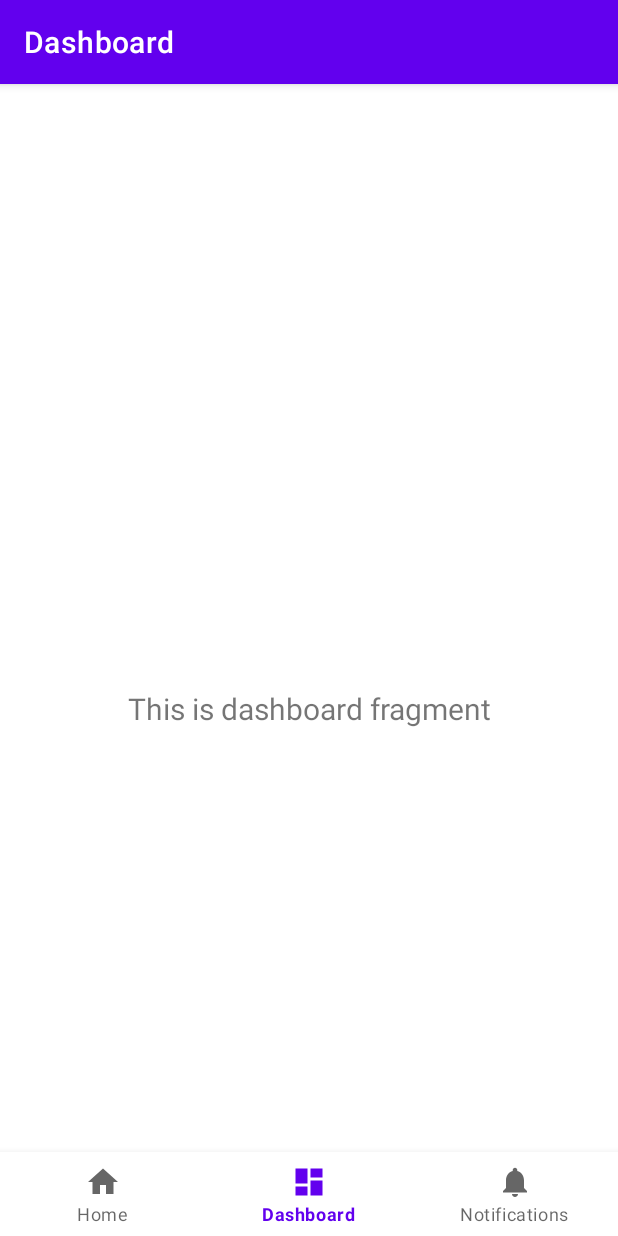
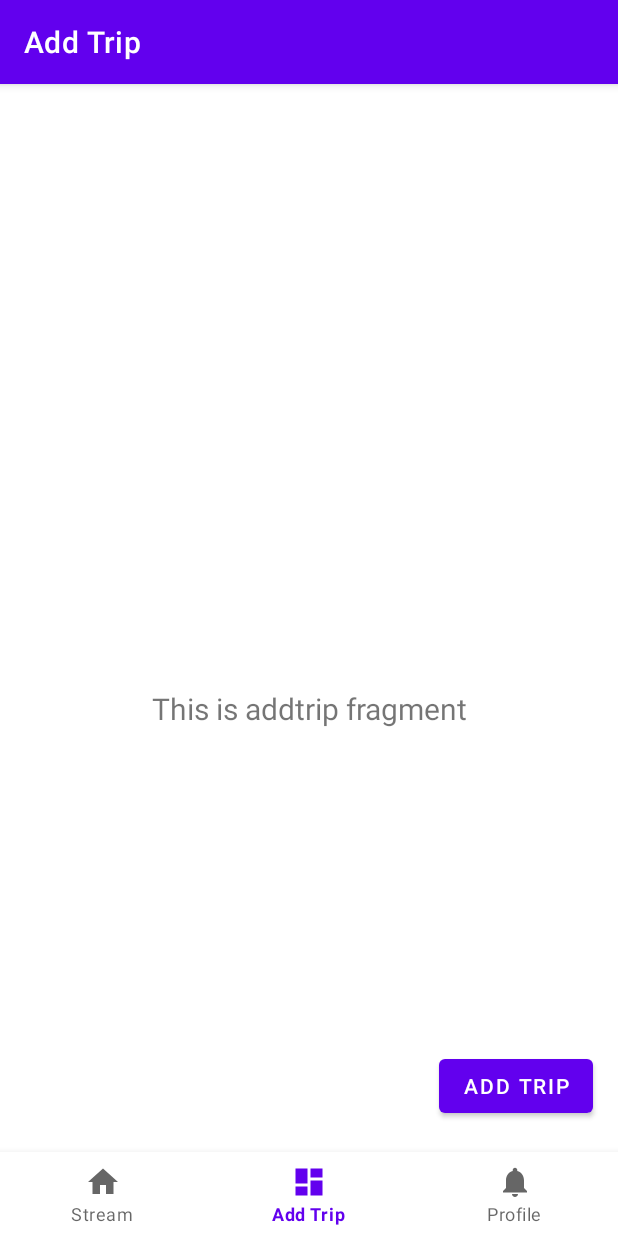
Before and after one commit to arianagoldstein/tripline, an Android app: the screen it shows after launch (MainActivity), item 2 of the bottom bar chosen, on a phone screen of 412 x 824 dp. Run offline under Robolectric (Android 15) with nearby library versions, the phone set to English and light mode, and no system bars; our stand-ins replace navigation-ui.

Commit message:
created all screens as fragments and connected them to bottom navbar

```diff
--- a/app/src/main/AndroidManifest.xml
+++ b/app/src/main/AndroidManifest.xml
@@ -14,6 +14,9 @@
         android:theme="@style/Theme.Tripline"
         tools:targetApi="31">
         <activity
+            android:name=".LoginActivity"
+            android:exported="false" />
+        <activity
             android:name=".MainActivity"
             android:exported="true"
             android:label="@string/app_name">
--- a/app/src/main/java/com/example/tripline/MainActivity.java
+++ b/app/src/main/java/com/example/tripline/MainActivity.java
@@ -27,7 +27,7 @@ public class MainActivity extends AppCompatActivity {
         // Passing each menu ID as a set of Ids because each
         // menu should be considered as top level destinations.
         AppBarConfiguration appBarConfiguration = new AppBarConfiguration.Builder(
-                R.id.navigation_home, R.id.navigation_dashboard, R.id.navigation_notifications)
+                R.id.navigation_stream, R.id.navigation_addtrip, R.id.navigation_profile)
                 .build();
         NavController navController = Navigation.findNavController(this, R.id.nav_host_fragment_activity_main);
         NavigationUI.setupActionBarWithNavController(this, navController, appBarConfiguration);
--- /dev/null
+++ b/app/src/main/java/com/example/tripline/ui/addtrip/AddTripFragment.java
@@ -0,0 +1,38 @@
+package com.example.tripline.ui.addtrip;
+
+import android.os.Bundle;
+import android.view.LayoutInflater;
+import android.view.View;
+import android.view.ViewGroup;
+import android.widget.TextView;
+
+import androidx.annotation.NonNull;
+import androidx.fragment.app.Fragment;
+import androidx.lifecycle.ViewModelProvider;
+
+import com.example.tripline.databinding.FragmentAddtripBinding;
+
+// this fragment will allow the user to add a new trip to their profile
+public class AddTripFragment extends Fragment {
+
+    private FragmentAddtripBinding binding;
+
+    public View onCreateView(@NonNull LayoutInflater inflater,
+                             ViewGroup container, Bundle savedInstanceState) {
+        AddTripViewModel addTripViewModel =
+                new ViewModelProvider(this).get(AddTripViewModel.class);
+
+        binding = FragmentAddtripBinding.inflate(inflater, container, false);
+        View root = binding.getRoot();
+
+        final TextView textView = binding.textAddtrip;
+        addTripViewModel.getText().observe(getViewLifecycleOwner(), textView::setText);
+        return root;
+    }
+
+    @Override
+    public void onDestroyView() {
+        super.onDestroyView();
+        binding = null;
+    }
+}
--- a/app/src/main/java/com/example/tripline/ui/notifications/NotificationsViewModel.java
+++ b/app/src/main/java/com/example/tripline/ui/addtrip/AddTripViewModel.java
@@ -1,16 +1,16 @@
-package com.example.tripline.ui.notifications;
+package com.example.tripline.ui.addtrip;
 
 import androidx.lifecycle.LiveData;
 import androidx.lifecycle.MutableLiveData;
 import androidx.lifecycle.ViewModel;
 
-public class NotificationsViewModel extends ViewModel {
+public class AddTripViewModel extends ViewModel {
 
     private final MutableLiveData<String> mText;
 
-    public NotificationsViewModel() {
+    public AddTripViewModel() {
         mText = new MutableLiveData<>();
-        mText.setValue("This is notifications fragment");
+        mText.setValue("This is addtrip fragment");
     }
 
     public LiveData<String> getText() {
--- a/app/src/main/java/com/example/tripline/ui/dashboard/DashboardFragment.java
+++ /dev/null
@@ -1,37 +0,0 @@
-package com.example.tripline.ui.dashboard;
-
-import android.os.Bundle;
-import android.view.LayoutInflater;
-import android.view.View;
-import android.view.ViewGroup;
-import android.widget.TextView;
-
-import androidx.annotation.NonNull;
-import androidx.fragment.app.Fragment;
-import androidx.lifecycle.ViewModelProvider;
-
-import com.example.tripline.databinding.FragmentDashboardBinding;
-
-public class DashboardFragment extends Fragment {
-
-    private FragmentDashboardBinding binding;
-
-    public View onCreateView(@NonNull LayoutInflater inflater,
-                             ViewGroup container, Bundle savedInstanceState) {
-        DashboardViewModel dashboardViewModel =
-                new ViewModelProvider(this).get(DashboardViewModel.class);
-
-        binding = FragmentDashboardBinding.inflate(inflater, container, false);
-        View root = binding.getRoot();
-
-        final TextView textView = binding.textDashboard;
-        dashboardViewModel.getText().observe(getViewLifecycleOwner(), textView::setText);
-        return root;
-    }
-
-    @Override
-    public void onDestroyView() {
-        super.onDestroyView();
-        binding = null;
-    }
-}
--- a/app/src/main/java/com/example/tripline/ui/home/HomeViewModel.java
+++ b/app/src/main/java/com/example/tripline/ui/profile/ProfileViewModel.java
@@ -1,16 +1,16 @@
-package com.example.tripline.ui.home;
+package com.example.tripline.ui.profile;
 
 import androidx.lifecycle.LiveData;
 import androidx.lifecycle.MutableLiveData;
 import androidx.lifecycle.ViewModel;
 
-public class HomeViewModel extends ViewModel {
+public class ProfileViewModel extends ViewModel {
 
     private final MutableLiveData<String> mText;
 
-    public HomeViewModel() {
+    public ProfileViewModel() {
         mText = new MutableLiveData<>();
-        mText.setValue("This is home fragment");
+        mText.setValue("This is profile fragment");
     }
 
     public LiveData<String> getText() {
--- a/app/src/main/java/com/example/tripline/ui/home/HomeFragment.java
+++ b/app/src/main/java/com/example/tripline/ui/stream/StreamFragment.java
@@ -1,4 +1,4 @@
-package com.example.tripline.ui.home;
+package com.example.tripline.ui.stream;
 
 import android.os.Bundle;
 import android.view.LayoutInflater;
@@ -10,21 +10,22 @@ import androidx.annotation.NonNull;
 import androidx.fragment.app.Fragment;
 import androidx.lifecycle.ViewModelProvider;
 
-import com.example.tripline.databinding.FragmentHomeBinding;
+import com.example.tripline.databinding.FragmentStreamBinding;
 
-public class HomeFragment extends Fragment {
+// this fragment will display a stream of trips created by the logged-in user and other users
+public class StreamFragment extends Fragment {
 
-    private FragmentHomeBinding binding;
+    private FragmentStreamBinding binding;
 
     public View onCreateView(@NonNull LayoutInflater inflater,
                              ViewGroup container, Bundle savedInstanceState) {
-        HomeViewModel homeViewModel =
-                new ViewModelProvider(this).get(HomeViewModel.class);
+        StreamViewModel homeViewModel =
+                new ViewModelProvider(this).get(StreamViewModel.class);
 
-        binding = FragmentHomeBinding.inflate(inflater, container, false);
+        binding = FragmentStreamBinding.inflate(inflater, container, false);
         View root = binding.getRoot();
 
-        final TextView textView = binding.textHome;
+        final TextView textView = binding.textStream;
         homeViewModel.getText().observe(getViewLifecycleOwner(), textView::setText);
         return root;
     }
--- a/app/src/main/java/com/example/tripline/ui/dashboard/DashboardViewModel.java
+++ b/app/src/main/java/com/example/tripline/ui/stream/StreamViewModel.java
@@ -1,16 +1,16 @@
-package com.example.tripline.ui.dashboard;
+package com.example.tripline.ui.stream;
 
 import androidx.lifecycle.LiveData;
 import androidx.lifecycle.MutableLiveData;
 import androidx.lifecycle.ViewModel;
 
-public class DashboardViewModel extends ViewModel {
+public class StreamViewModel extends ViewModel {
 
     private final MutableLiveData<String> mText;
 
-    public DashboardViewModel() {
+    public StreamViewModel() {
         mText = new MutableLiveData<>();
-        mText.setValue("This is dashboard fragment");
+        mText.setValue("This is stream fragment");
     }
 
     public LiveData<String> getText() {
--- a/app/src/main/res/layout/fragment_dashboard.xml
+++ b/app/src/main/res/layout/fragment_addtrip.xml
@@ -4,10 +4,10 @@
     xmlns:tools="http://schemas.android.com/tools"
     android:layout_width="match_parent"
     android:layout_height="match_parent"
-    tools:context=".ui.dashboard.DashboardFragment">
+    tools:context=".ui.addtrip.AddTripFragment">
 
     <TextView
-        android:id="@+id/text_dashboard"
+        android:id="@+id/text_addtrip"
         android:layout_width="match_parent"
         android:layout_height="wrap_content"
         android:layout_marginStart="8dp"
@@ -19,4 +19,15 @@
         app:layout_constraintEnd_toEndOf="parent"
         app:layout_constraintStart_toStartOf="parent"
         app:layout_constraintTop_toTopOf="parent" />
+
+    <Button
+        android:id="@+id/btnAddTrip"
+        android:layout_width="wrap_content"
+        android:layout_height="wrap_content"
+        android:layout_marginBottom="76dp"
+        android:text="@string/add_trip"
+        app:layout_constraintBottom_toBottomOf="parent"
+        app:layout_constraintEnd_toEndOf="parent"
+        app:layout_constraintHorizontal_bias="0.947"
+        app:layout_constraintStart_toStartOf="parent" />
 </androidx.constraintlayout.widget.ConstraintLayout>
--- a/app/src/main/res/layout/fragment_home.xml
+++ b/app/src/main/res/layout/fragment_profile.xml
@@ -4,10 +4,10 @@
     xmlns:tools="http://schemas.android.com/tools"
     android:layout_width="match_parent"
     android:layout_height="match_parent"
-    tools:context=".ui.home.HomeFragment">
+    tools:context=".ui.profile.ProfileFragment">
 
     <TextView
-        android:id="@+id/text_home"
+        android:id="@+id/text_profile"
         android:layout_width="match_parent"
         android:layout_height="wrap_content"
         android:layout_marginStart="8dp"
--- a/app/src/main/res/layout/fragment_notifications.xml
+++ b/app/src/main/res/layout/fragment_stream.xml
@@ -4,10 +4,10 @@
     xmlns:tools="http://schemas.android.com/tools"
     android:layout_width="match_parent"
     android:layout_height="match_parent"
-    tools:context=".ui.notifications.NotificationsFragment">
+    tools:context=".ui.stream.StreamFragment">
 
     <TextView
-        android:id="@+id/text_notifications"
+        android:id="@+id/text_stream"
         android:layout_width="match_parent"
         android:layout_height="wrap_content"
         android:layout_marginStart="8dp"
--- a/app/src/main/res/menu/bottom_nav_menu.xml
+++ b/app/src/main/res/menu/bottom_nav_menu.xml
@@ -2,18 +2,18 @@
 <menu xmlns:android="http://schemas.android.com/apk/res/android">
 
     <item
-        android:id="@+id/navigation_home"
+        android:id="@+id/navigation_stream"
         android:icon="@drawable/ic_home_black_24dp"
-        android:title="@string/title_home" />
+        android:title="@string/title_stream" />
 
     <item
-        android:id="@+id/navigation_dashboard"
+        android:id="@+id/navigation_addtrip"
         android:icon="@drawable/ic_dashboard_black_24dp"
-        android:title="@string/title_dashboard" />
+        android:title="@string/title_addtrip" />
 
     <item
-        android:id="@+id/navigation_notifications"
+        android:id="@+id/navigation_profile"
         android:icon="@drawable/ic_notifications_black_24dp"
-        android:title="@string/title_notifications" />
+        android:title="@string/title_profile" />
 
 </menu>
--- a/app/src/main/res/navigation/mobile_navigation.xml
+++ b/app/src/main/res/navigation/mobile_navigation.xml
@@ -3,23 +3,23 @@
     xmlns:app="http://schemas.android.com/apk/res-auto"
     xmlns:tools="http://schemas.android.com/tools"
     android:id="@+id/mobile_navigation"
-    app:startDestination="@+id/navigation_home">
+    app:startDestination="@+id/navigation_stream">
 
     <fragment
-        android:id="@+id/navigation_home"
-        android:name="com.example.tripline.ui.home.HomeFragment"
-        android:label="@string/title_home"
-        tools:layout="@layout/fragment_home" />
+        android:id="@+id/navigation_stream"
+        android:name="com.example.tripline.ui.stream.StreamFragment"
+        android:label="@string/title_stream"
+        tools:layout="@layout/fragment_stream" />
 
     <fragment
-        android:id="@+id/navigation_dashboard"
-        android:name="com.example.tripline.ui.dashboard.DashboardFragment"
-        android:label="@string/title_dashboard"
-        tools:layout="@layout/fragment_dashboard" />
+        android:id="@+id/navigation_addtrip"
+        android:name="com.example.tripline.ui.addtrip.AddTripFragment"
+        android:label="@string/title_addtrip"
+        tools:layout="@layout/fragment_addtrip" />
 
     <fragment
-        android:id="@+id/navigation_notifications"
-        android:name="com.example.tripline.ui.notifications.NotificationsFragment"
-        android:label="@string/title_notifications"
-        tools:layout="@layout/fragment_notifications" />
+        android:id="@+id/navigation_profile"
+        android:name="com.example.tripline.ui.profile.ProfileFragment"
+        android:label="@string/title_profile"
+        tools:layout="@layout/fragment_profile" />
 </navigation>
--- a/app/src/main/res/values/strings.xml
+++ b/app/src/main/res/values/strings.xml
@@ -1,6 +1,14 @@
 <resources>
     <string name="app_name">Tripline</string>
-    <string name="title_home">Home</string>
-    <string name="title_dashboard">Dashboard</string>
-    <string name="title_notifications">Notifications</string>
+    <string name="title_stream">Stream</string>
+    <string name="title_addtrip">Add Trip</string>
+    <string name="title_profile">Profile</string>
+    <!-- TODO: Remove or change this placeholder text -->
+    <string name="hello_blank_fragment">Hello blank fragment</string>
+    <string name="add_trip">ADD TRIP</string>
+    <string name="email_address">EMAIL ADDRESS</string>
+    <string name="password">PASSWORD</string>
+    <string name="login">LOG IN</string>
+    <string name="register_prompt">No account yet?</string>
+    <string name="register">REGISTER</string>
 </resources>
```
Also changed, not shown: app/src/main/java/com/example/tripline/LoginActivity.java (added, +14 -0 lines), app/src/main/java/com/example/tripline/ui/notifications/NotificationsFragment.java (deleted, +0 -37 lines), app/src/main/java/com/example/tripline/ui/profile/ProfileFragment.java (added, +38 -0 lines), app/src/main/res/layout/activity_login.xml (added, +97 -0 lines), app/src/main/res/drawable/logo.jpeg (added).
